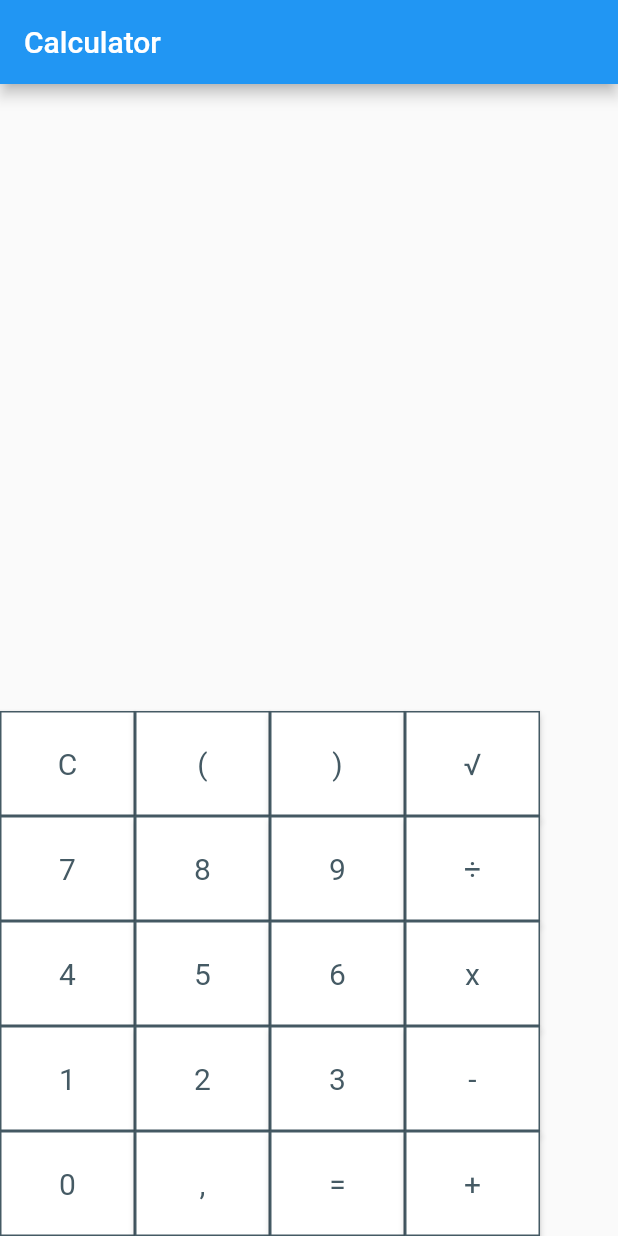
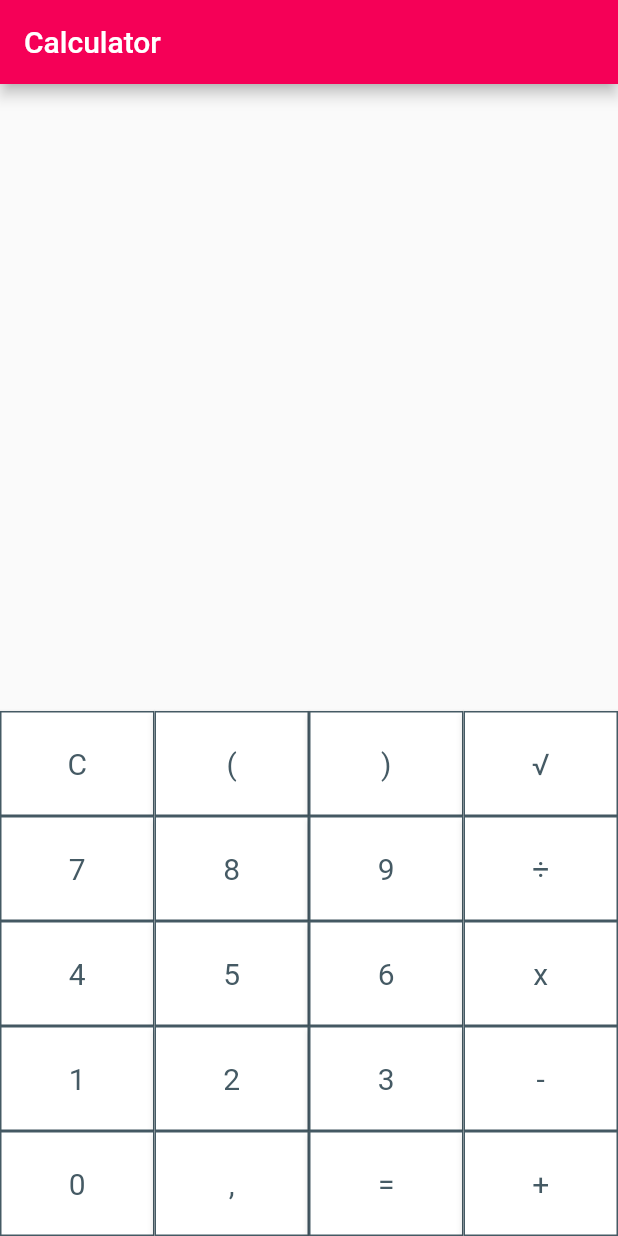
Before and after one commit to jesper-helin/flutter-calculator, a Flutter app: the screen it shows after launch, on a phone screen of 412 x 824 dp. Run offline on Flutter 3.47's test engine with Material 2 defaults, Android fonts, the phone set to English and light mode, and no system bars; our stand-ins replace math_expressions.

Commit message:
Fixed keypad columns not being the correct width

```diff
--- a/lib/main.dart
+++ b/lib/main.dart
@@ -19,6 +19,7 @@ class MyApp extends StatelessWidget {
       home: Scaffold(
         appBar: AppBar(
           title: Text('Calculator'),
+          backgroundColor: Colors.pinkAccent[400],
         ),
         body: SimpleCalculator(),
       ),
@@ -83,7 +84,7 @@ class SimpleCalculatorState extends State<SimpleCalculator> {
         children: [
           Container(
             child: ConstrainedBox(
-              constraints: BoxConstraints.tightFor(width: 90, height: 70),
+              constraints: BoxConstraints.tightFor(width: MediaQuery.of(context).size.width / 4, height: 70),
               child: ElevatedButton(
                 child: Text(string),
                 onPressed: () {
```
